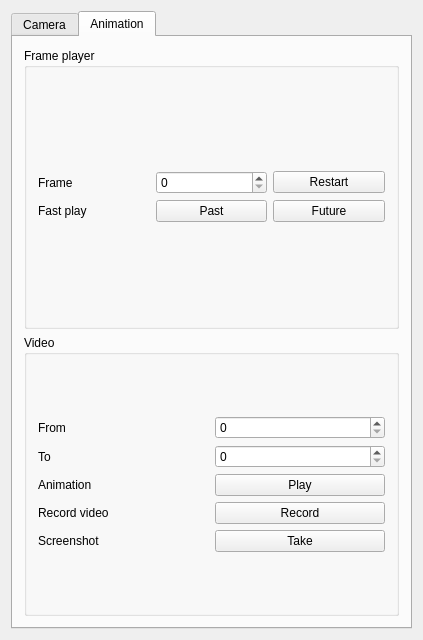
The window that src/mainwindow.ui (pwalch/avatars3d) describes before a commit, drawn with Qt 5.
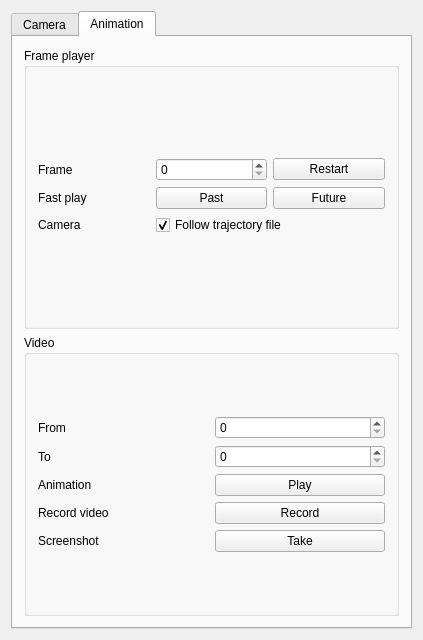
The same window after the commit. The open tabs and pages were chosen to show the change.

Commit message: Trajectory curves visibility, 3D models visibility, camera trajectory file 'lock'

```diff
--- a/src/mainwindow.ui
+++ b/src/mainwindow.ui
@@ -401,6 +401,23 @@
                  </property>
                 </widget>
                </item>
+               <item row="2" column="0">
+                <widget class="QLabel" name="label_11">
+                 <property name="text">
+                  <string>Camera</string>
+                 </property>
+                </widget>
+               </item>
+               <item row="2" column="1" colspan="2">
+                <widget class="QCheckBox" name="useTrajectoryFile">
+                 <property name="text">
+                  <string>Follow trajectory file</string>
+                 </property>
+                 <property name="checked">
+                  <bool>true</bool>
+                 </property>
+                </widget>
+               </item>
               </layout>
              </item>
             </layout>
```
Left out of the diff: 9 changed lines with no effect on the pictures. The commit also changes 11 other files.
